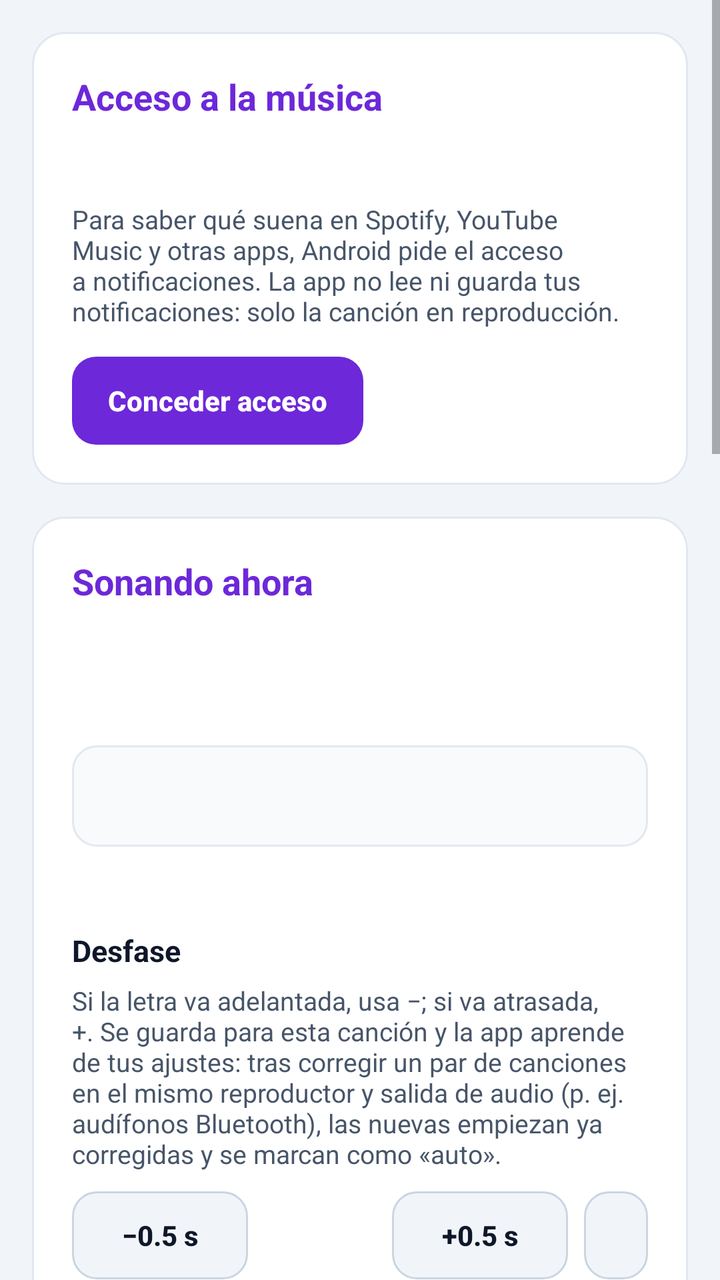
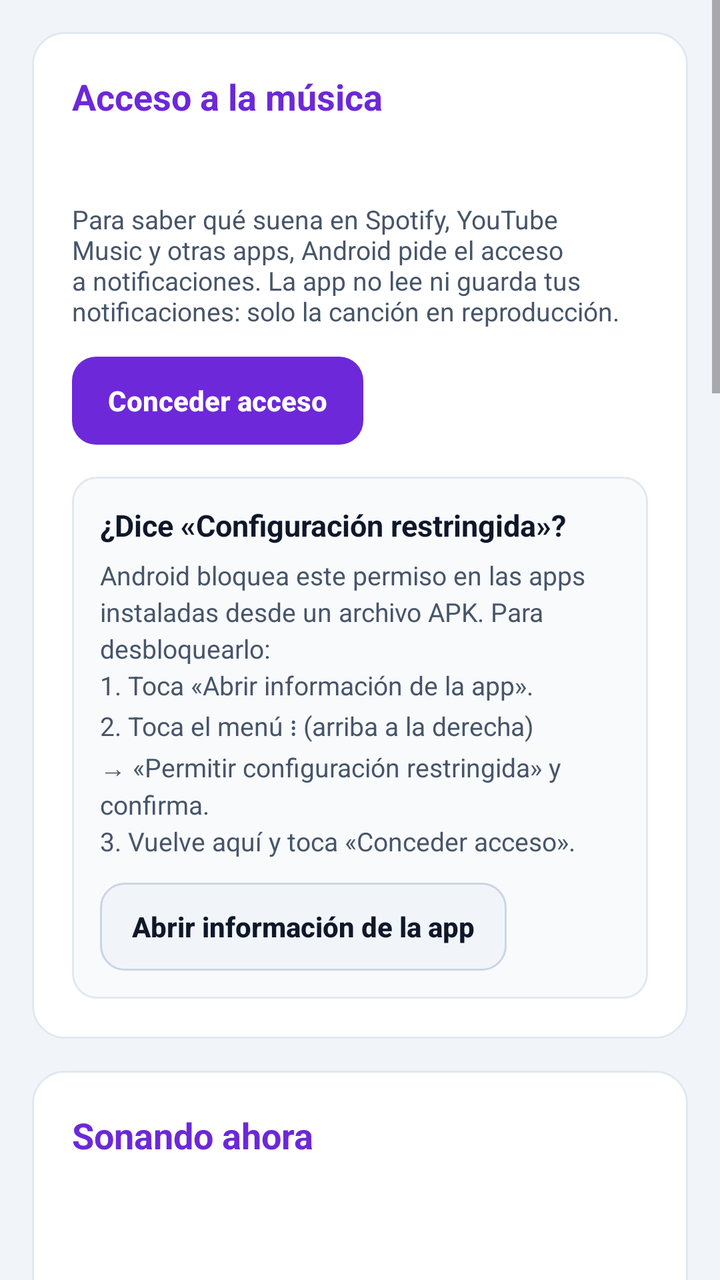

Two renders of the same Android screen: before a commit and after it. Below are the layout's source before the change and the commit's diff.
<!-- AndroidManifest.xml: application theme AppTheme -->
<!-- res/layout/activity_main.xml -->
<?xml version="1.0" encoding="utf-8"?>
<ScrollView xmlns:android="http://schemas.android.com/apk/res/android"
    android:layout_width="match_parent"
    android:layout_height="match_parent"
    android:clipToPadding="false">

    <LinearLayout
        android:layout_width="match_parent"
        android:layout_height="wrap_content"
        android:orientation="vertical"
        android:descendantFocusability="beforeDescendants"
        android:focusableInTouchMode="true"
        android:padding="16dp">

        
        <LinearLayout
            android:id="@+id/card_access"
            style="@style/Card">

            <TextView
                style="@style/Section"
                android:text="@string/section_access" />

            <TextView
                android:id="@+id/access_status"
                style="@style/Label" />

            <TextView
                style="@style/Hint"
                android:text="@string/access_hint" />

            <Button
                android:id="@+id/access_grant"
                style="@style/BtnPrimary"
                android:layout_marginTop="14dp"
                android:text="@string/access_grant" />
        </LinearLayout>

        
        <LinearLayout style="@style/Card">

            <TextView
                style="@style/Section"
                android:text="@string/section_now" />

            <TextView
                android:id="@+id/now_title"
                style="@style/Label" />

            <TextView
                android:id="@+id/now_meta"
                style="@style/Hint" />

            <TextView
                android:id="@+id/now_line"
                style="@style/Preview" />

            <TextView
                android:id="@+id/now_lyrics"
                style="@style/Hint"
                android:layout_marginTop="10dp" />

            <LinearLayout
                android:id="@+id/offset_box"
                android:layout_width="match_parent"
                android:layout_height="wrap_content"
                android:orientation="vertical">

                <TextView
                    style="@style/Label"
                    android:text="@string/offset_label" />

                <TextView
                    style="@style/Hint"
                    android:text="@string/offset_hint" />

                <LinearLayout style="@style/Options">

                    <Button
                        android:id="@+id/offset_minus"
                        style="@style/BtnTonal"
                        android:text="@string/offset_minus" />

                    <TextView
                        android:id="@+id/offset_value"
                        android:layout_width="wrap_content"
                        android:minWidth="72dp"
                        android:paddingStart="6dp"
                        android:paddingEnd="6dp"
                        android:layout_height="wrap_content"
                        android:gravity="center"
                        android:textColor="@color/text_primary"
                        android:textSize="15sp"
                        android:textStyle="bold" />

                    <Button
                        android:id="@+id/offset_plus"
                        style="@style/BtnTonal"
                        android:text="@string/offset_plus" />

                    <Button
                        android:id="@+id/offset_reset"
                        style="@style/BtnTonal"
                        android:layout_marginStart="8dp"
                        android:text="@string/offset_reset" />
                </LinearLayout>
            </LinearLayout>

            <LinearLayout
                style="@style/Options"
                android:layout_marginTop="14dp">

                <Button
                    android:id="@+id/now_full"
                    style="@style/BtnPrimary"
                    android:layout_marginEnd="8dp"
                    android:text="@string/now_full" />

                <Button
                    android:id="@+id/now_reload"
                    style="@style/BtnTonal"
                    android:text="@string/now_reload" />
            </LinearLayout>
        </LinearLayout>

        
        <LinearLayout style="@style/Card">

            <TextView
                style="@style/Section"
                android:text="@string/section_search" />

            <TextView
                style="@style/Hint"
                android:text="@string/search_hint" />

            <EditText
                android:id="@+id/search_artist"
                style="@style/Field"
                android:hint="@string/search_artist"
                android:imeOptions="actionNext" />

            <EditText
                android:id="@+id/search_title"
                style="@style/Field"
                android:hint="@string/search_title" />

            <Button
                android:id="@+id/search_go"
                style="@style/BtnPrimary"
                android:layout_marginTop="12dp"
                android:text="@string/search_go" />

            <TextView
                android:id="@+id/search_status"
                style="@style/Hint"
                android:visibility="gone" />

            <LinearLayout
                android:id="@+id/search_results"
                android:layout_width="match_parent"
                android:layout_height="wrap_content"
                android:orientation="vertical" />
        </LinearLayout>

        
        <LinearLayout style="@style/Card">

            <TextView
                style="@style/Section"
                android:text="@string/section_players" />

            <TextView
                style="@style/Hint"
                android:text="@string/players_hint" />

            <LinearLayout
                android:id="@+id/players"
                android:layout_width="match_parent"
                android:layout_height="wrap_content"
                android:layout_marginTop="6dp"
                android:orientation="vertical" />
        </LinearLayout>

        
        <LinearLayout style="@style/Card">

            <TextView
                style="@style/Section"
                android:text="@string/section_appearance" />

            <TextView
                style="@style/Label"
                android:text="@string/appearance_background" />

            <HorizontalScrollView
                android:layout_width="match_parent"
                android:layout_height="wrap_content"
                android:scrollbars="none">

                <LinearLayout
                    android:id="@+id/bg_options"
                    style="@style/Options"
                    android:layout_width="wrap_content" />
            </HorizontalScrollView>

            <TextView
                style="@style/Label"
                android:text="@string/appearance_accent" />

            <LinearLayout
                android:id="@+id/accent"
                style="@style/Options" />

            <TextView
                style="@style/Label"
                android:text="@string/appearance_size" />

            <HorizontalScrollView
                android:layout_width="match_parent"
                android:layout_height="wrap_content"
                android:scrollbars="none">

                <LinearLayout
                    android:id="@+id/size_options"
                    style="@style/Options"
                    android:layout_width="wrap_content" />
            </HorizontalScrollView>
        </LinearLayout>

        
        <LinearLayout style="@style/Card">

            <TextView
                style="@style/Section"
                android:text="@string/section_cache" />

            <TextView
                android:id="@+id/cache_info"
                style="@style/Hint" />

            <Button
                android:id="@+id/cache_clear"
                style="@style/BtnTonal"
                android:layout_marginTop="14dp"
                android:text="@string/cache_clear" />
        </LinearLayout>

        
        <LinearLayout style="@style/Card">

            <TextView
                style="@style/Section"
                android:text="@string/section_help" />

            <TextView
                style="@style/Hint"
                android:lineSpacingExtra="4dp"
                android:text="@string/help_text" />

            <TextView
                style="@style/Hint"
                android:layout_marginTop="12dp"
                android:text="@string/credits" />
        </LinearLayout>
    </LinearLayout>
</ScrollView>
<!-- resources referenced by this layout -->
<resources>
  <color name="text_primary">#0F172A</color>
  <string name="access_grant">Conceder acceso</string>
  <string name="access_hint">Para saber qué suena en Spotify, YouTube Music y otras apps, Android pide el acceso a notificaciones. La app no lee ni guarda tus notificaciones: solo la canción en reproducción.</string>
  <string name="appearance_accent">Color de la línea actual</string>
  <string name="appearance_background">Fondo</string>
  <string name="appearance_size">Tamaño de letra</string>
  <string name="cache_clear">Borrar caché</string>
  <string name="credits">Letras de LRCLIB (lrclib.net) y lyrics.ovh, APIs públicas y gratuitas.</string>
  <string name="help_text">1. Concede el acceso a la música.\n2. Mantén presionado un espacio vacío del escritorio → Widgets → LyricWidget.\n3. Pon música: la letra avanza sola. Toca el título del widget para abrir el reproductor y la letra para verla completa.</string>
  <string name="now_full">Ver letra completa</string>
  <string name="now_reload">Buscar de nuevo</string>
  <string name="offset_hint">Si la letra va adelantada, usa −; si va atrasada, +. Se guarda para esta canción y la app aprende de tus ajustes: tras corregir un par de canciones en el mismo reproductor y salida de audio (p. ej. audífonos Bluetooth), las nuevas empiezan ya corregidas y se marcan como «auto».</string>
  <string name="offset_label">Desfase</string>
  <string name="offset_minus">−0.5 s</string>
  <string name="offset_plus">+0.5 s</string>
  <string name="offset_reset">Restablecer</string>
  <string name="players_hint">Desmarca las apps cuyas canciones no quieres ver en el widget (por ejemplo, videos de YouTube o podcasts).</string>
  <string name="search_artist">Artista</string>
  <string name="search_go">Buscar</string>
  <string name="search_hint">Corrige el artista o el título si la letra no aparece o no es la correcta, y elige un resultado.</string>
  <string name="search_title">Título</string>
  <string name="section_access">Acceso a la música</string>
  <string name="section_appearance">Apariencia del widget</string>
  <string name="section_cache">Letras guardadas</string>
  <string name="section_help">Cómo usarla</string>
  <string name="section_now">Sonando ahora</string>
  <string name="section_players">Reproductores</string>
  <string name="section_search">Búsqueda manual</string>
  <style name="Hint" parent="Label">
          <item name="android:layout_marginTop">6dp</item>
          <item name="android:textSize">13sp</item>
          <item name="android:textStyle">normal</item>
          <item name="android:textColor">@color/text_secondary</item>
      </style>
  <style name="Section">
          <item name="android:layout_width">match_parent</item>
          <item name="android:layout_height">wrap_content</item>
          <item name="android:textColor">@color/brand</item>
          <item name="android:textSize">18sp</item>
          <item name="android:textStyle">bold</item>
      </style>
  <color name="text_hint">#94A3B8</color>
  <color name="text_secondary">#475569</color>
  <color name="brand">#6D28D9</color>
  <color name="bg_page">#F1F5F9</color>
  <color name="button">#6D28D9</color>
  <color name="surface_tonal">#F1F5F9</color>
  <color name="border_strong">#CBD5E1</color>
  <color name="surface">#FFFFFF</color>
  <color name="border">#E2E8F0</color>
  <color name="surface_alt">#F8FAFC</color>
  <!-- unchanged entries left out for length: 12 -->
</resources>

<!-- the commit's change to res/layout/activity_main.xml (unified diff, before → after) -->
@@ -34,6 +34,33 @@
                 style="@style/BtnPrimary"
                 android:layout_marginTop="14dp"
                 android:text="@string/access_grant" />
+
+            
+            <LinearLayout
+                android:id="@+id/access_restricted"
+                android:layout_width="match_parent"
+                android:layout_height="wrap_content"
+                android:layout_marginTop="16dp"
+                android:background="@drawable/metric_bg"
+                android:orientation="vertical"
+                android:padding="14dp">
+
+                <TextView
+                    style="@style/Label"
+                    android:layout_marginTop="0dp"
+                    android:text="@string/restricted_title" />
+
+                <TextView
+                    style="@style/Hint"
+                    android:lineSpacingExtra="3dp"
+                    android:text="@string/restricted_steps" />
+
+                <Button
+                    android:id="@+id/access_app_info"
+                    style="@style/BtnTonal"
+                    android:layout_marginTop="12dp"
+                    android:text="@string/restricted_open" />
+            </LinearLayout>
         </LinearLayout>
 
         
<!-- resource entries referenced after the edit -->
@@ -17,6 +17,9 @@
   <string name="offset_plus">+0.5 s</string>
   <string name="offset_reset">Restablecer</string>
   <string name="players_hint">Desmarca las apps cuyas canciones no quieres ver en el widget (por ejemplo, videos de YouTube o podcasts).</string>
+  <string name="restricted_open">Abrir información de la app</string>
+  <string name="restricted_steps">Android bloquea este permiso en las apps instaladas desde un archivo APK. Para desbloquearlo:\n1. Toca «Abrir información de la app».\n2. Toca el menú ⋮ (arriba a la derecha) → «Permitir configuración restringida» y confirma.\n3. Vuelve aquí y toca «Conceder acceso».</string>
+  <string name="restricted_title">¿Dice «Configuración restringida»?</string>
   <string name="search_artist">Artista</string>
   <string name="search_go">Buscar</string>
   <string name="search_hint">Corrige el artista o el título si la letra no aparece o no es la correcta, y elige un resultado.</string>
